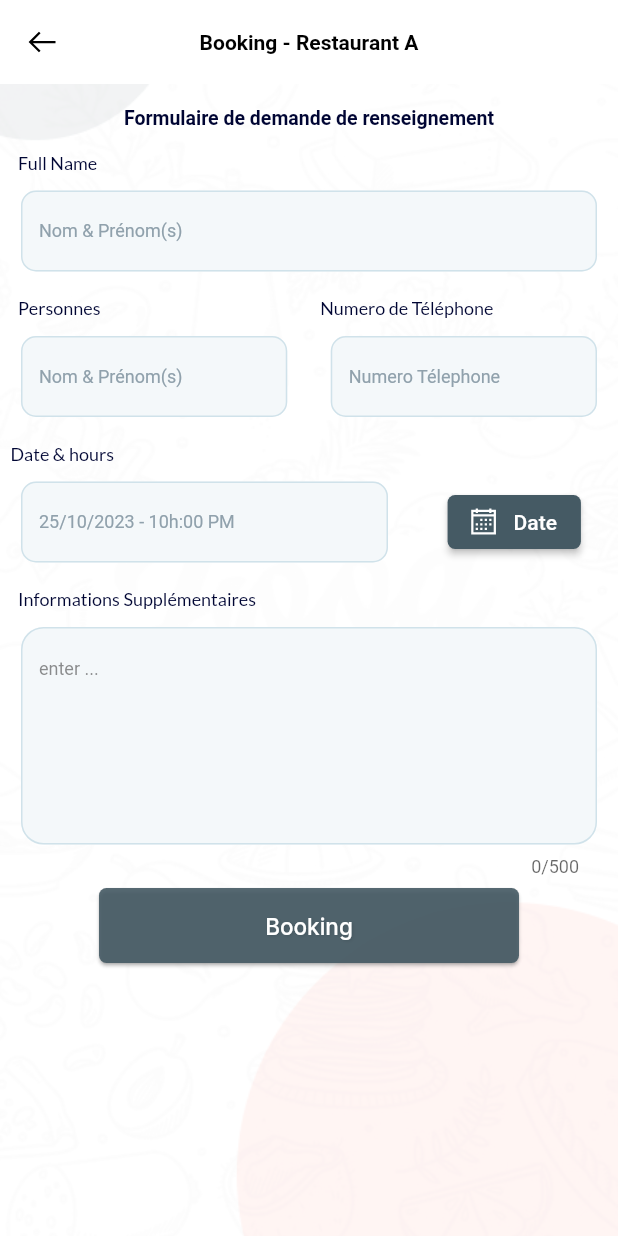
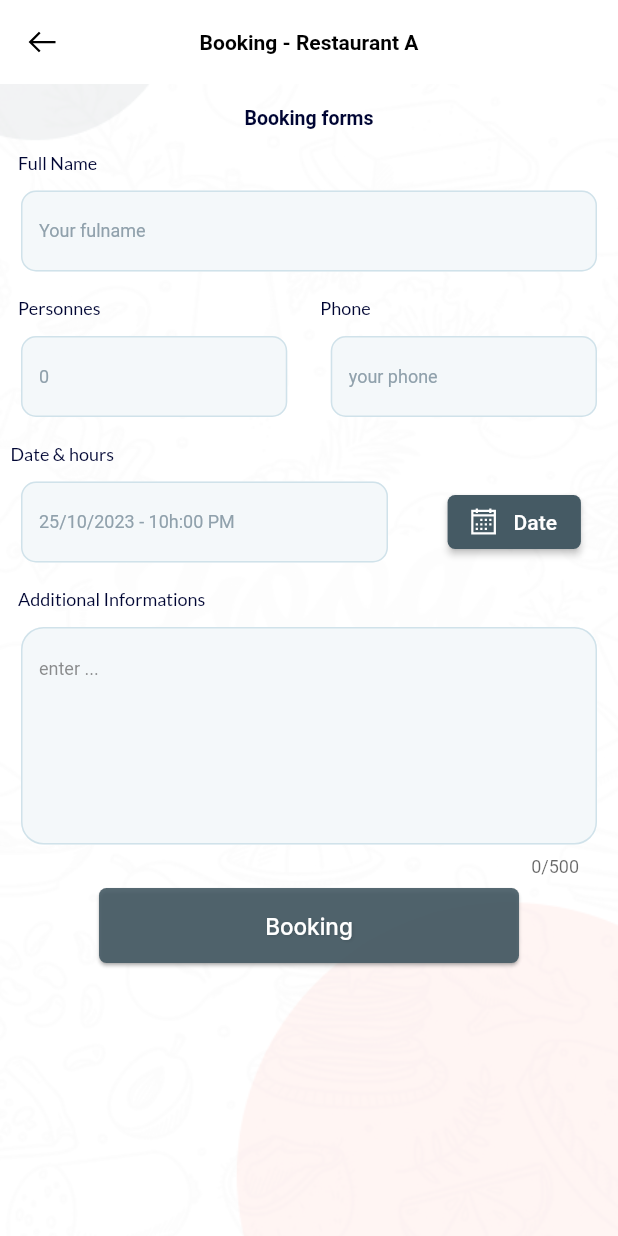
Before and after one commit to Jbriguel/Afro_Food_Explore, a Flutter app: the BookingScreen screen opened directly, on a phone screen of 412 x 824 dp. Run offline on Flutter 3.47's test engine with Material 2 defaults, Android fonts, the phone set to English and light mode, and no system bars; drawn by our look-alikes of auto_size_text; our stand-ins replace cloud_firestore, firebase_core, flutter_map, google_fonts, latlong2, line_awesome_flutter and 1 more; accounts and stored records are empty; Roboto replaces fonts that are missing (Poppins); statements that could not run were skipped.

Commit message:
Update text

```diff
--- a/lib/screens/restoView/pages/booking/booking_form.dart
+++ b/lib/screens/restoView/pages/booking/booking_form.dart
@@ -50,7 +50,7 @@ class BookingForm extends StatelessWidget {
 
           InputTextField(
             type: "nom",
-            text: "Nom & Prénom(s)",
+            text: "Your fulname",
             controller: _fullNameController,
             prefixIcon: false,
             requis: true,
@@ -83,7 +83,7 @@ class BookingForm extends StatelessWidget {
                     ),
                     InputTextField(
                       type: "nom",
-                      text: "Nom & Prénom(s)",
+                      text: "0",
                       controller: _fullNameController,
                       prefixIcon: false,
                       requis: true,
@@ -102,7 +102,7 @@ class BookingForm extends StatelessWidget {
                       padding: const EdgeInsets.symmetric(
                           horizontal: 5, vertical: 10),
                       child: AutoSizeText(
-                        'Numero de Téléphone',
+                        'Phone',
                         maxLines: 1,
                         presetFontSizes: [12, 11, 10],
                         overflow: TextOverflow.ellipsis,
@@ -117,7 +117,7 @@ class BookingForm extends StatelessWidget {
 
                     InputTextField(
                       type: "phone",
-                      text: "Numero Télephone",
+                      text: "your phone",
                       controller: _telController,
                       prefixIcon: false,
                       requis: true,
@@ -214,7 +214,7 @@ class BookingForm extends StatelessWidget {
           Padding(
             padding: const EdgeInsets.symmetric(horizontal: 10, vertical: 10),
             child: AutoSizeText(
-              'Informations Supplémentaires',
+              'Additional Informations',
               maxLines: 1,
               presetFontSizes: [12, 11, 10],
               overflow: TextOverflow.ellipsis,
--- a/lib/screens/restoView/pages/booking/booking_screen.dart
+++ b/lib/screens/restoView/pages/booking/booking_screen.dart
@@ -79,7 +79,7 @@ class _BookingScreenState extends State<BookingScreen> {
                 const Padding(
                   padding: EdgeInsets.symmetric(horizontal: 10, vertical: 5),
                   child: AutoSizeText(
-                    'Formulaire de demande de renseignement',
+                    'Booking forms',
                     maxLines: 1,
                     presetFontSizes: [13, 12, 11, 10],
                     overflow: TextOverflow.ellipsis,
```
